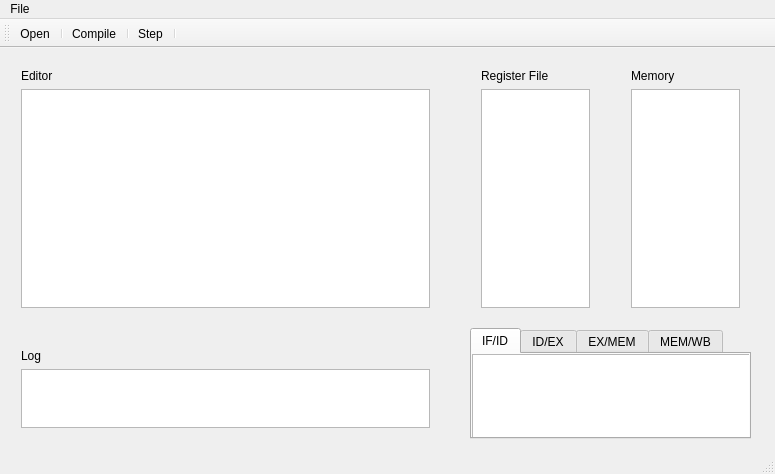
This is mainwindow.ui in Moerafaat/PipeSquare as Qt 5 draws it before an edit. The edited form follows.
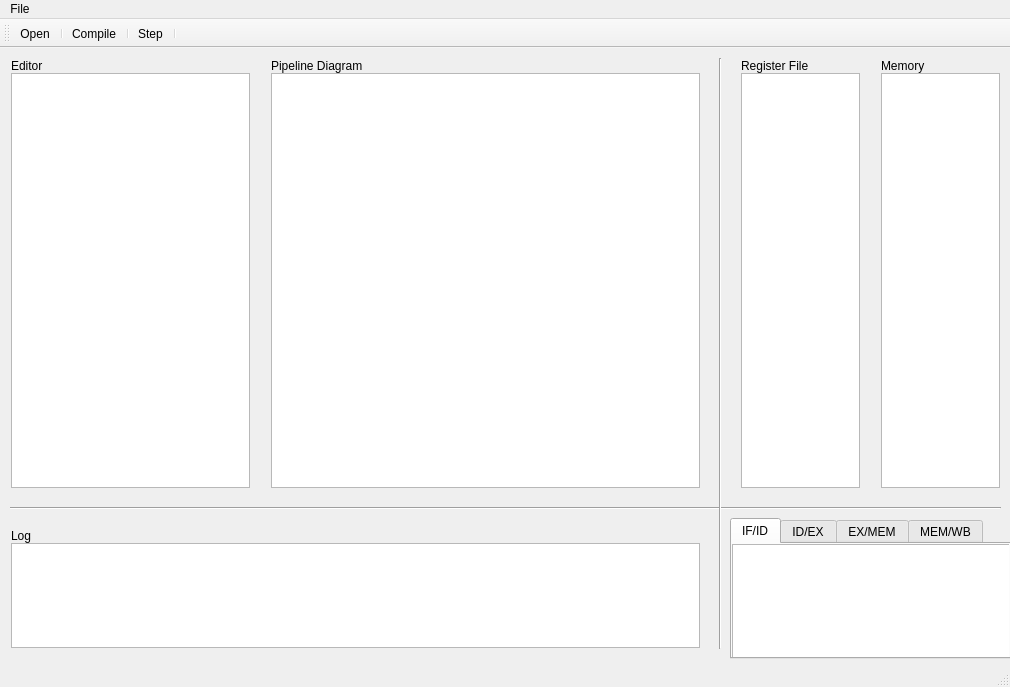
This is the edited form. Icons and pictures are not drawn.

Patch:
```diff
--- a/mainwindow.ui
+++ b/mainwindow.ui
@@ -6,8 +6,8 @@
    <rect>
     <x>0</x>
     <y>0</y>
-    <width>775</width>
-    <height>474</height>
+    <width>1010</width>
+    <height>687</height>
    </rect>
   </property>
   <property name="windowTitle">
@@ -23,10 +23,10 @@
    <widget class="QTabWidget" name="tabWidget">
     <property name="geometry">
      <rect>
-      <x>470</x>
-      <y>280</y>
+      <x>730</x>
+      <y>470</y>
       <width>281</width>
-      <height>111</height>
+      <height>141</height>
      </rect>
     </property>
     <property name="currentIndex">
@@ -42,7 +42,7 @@
         <x>0</x>
         <y>0</y>
         <width>281</width>
-        <height>91</height>
+        <height>121</height>
        </rect>
       </property>
      </widget>
@@ -93,21 +93,27 @@
      </widget>
     </widget>
    </widget>
-   <widget class="QWidget" name="">
+   <widget class="QWidget" name="layoutWidget">
     <property name="geometry">
      <rect>
-      <x>10</x>
-      <y>10</y>
-      <width>431</width>
-      <height>261</height>
+      <x>0</x>
+      <y>0</y>
+      <width>261</width>
+      <height>451</height>
      </rect>
     </property>
     <layout class="QVBoxLayout" name="verticalLayout">
+     <property name="spacing">
+      <number>0</number>
+     </property>
      <item>
       <widget class="QLabel" name="label_editor">
        <property name="text">
         <string>Editor</string>
        </property>
+       <property name="margin">
+        <number>5</number>
+       </property>
       </widget>
      </item>
      <item>
@@ -115,21 +121,27 @@
      </item>
     </layout>
    </widget>
-   <widget class="QWidget" name="">
+   <widget class="QWidget" name="layoutWidget">
     <property name="geometry">
      <rect>
-      <x>10</x>
-      <y>290</y>
-      <width>431</width>
-      <height>101</height>
+      <x>0</x>
+      <y>470</y>
+      <width>711</width>
+      <height>141</height>
      </rect>
     </property>
     <layout class="QVBoxLayout" name="verticalLayout_2">
+     <property name="spacing">
+      <number>0</number>
+     </property>
      <item>
       <widget class="QLabel" name="label_4">
        <property name="text">
         <string>Log</string>
        </property>
+       <property name="margin">
+        <number>5</number>
+       </property>
       </widget>
      </item>
      <item>
@@ -137,21 +149,27 @@
      </item>
     </layout>
    </widget>
-   <widget class="QWidget" name="">
+   <widget class="QWidget" name="layoutWidget">
     <property name="geometry">
      <rect>
-      <x>620</x>
-      <y>10</y>
-      <width>131</width>
-      <height>261</height>
+      <x>870</x>
+      <y>0</y>
+      <width>141</width>
+      <height>451</height>
      </rect>
     </property>
     <layout class="QVBoxLayout" name="verticalLayout_4">
+     <property name="spacing">
+      <number>0</number>
+     </property>
      <item>
       <widget class="QLabel" name="label_memory">
        <property name="text">
         <string>Memory</string>
        </property>
+       <property name="margin">
+        <number>5</number>
+       </property>
       </widget>
      </item>
      <item>
@@ -159,21 +177,27 @@
      </item>
     </layout>
    </widget>
-   <widget class="QWidget" name="">
+   <widget class="QWidget" name="layoutWidget">
     <property name="geometry">
      <rect>
-      <x>470</x>
-      <y>10</y>
-      <width>131</width>
-      <height>261</height>
+      <x>730</x>
+      <y>0</y>
+      <width>141</width>
+      <height>451</height>
      </rect>
     </property>
     <layout class="QVBoxLayout" name="verticalLayout_3">
+     <property name="spacing">
+      <number>0</number>
+     </property>
      <item>
       <widget class="QLabel" name="label_regfile">
        <property name="text">
         <string>Register File</string>
        </property>
+       <property name="margin">
+        <number>5</number>
+       </property>
       </widget>
      </item>
      <item>
@@ -181,8 +205,64 @@
      </item>
     </layout>
    </widget>
-   <zorder>textedit_editor</zorder>
-   <zorder>plaintextedit_log</zorder>
+   <widget class="Line" name="line">
+    <property name="geometry">
+     <rect>
+      <x>10</x>
+      <y>450</y>
+      <width>991</width>
+      <height>20</height>
+     </rect>
+    </property>
+    <property name="orientation">
+     <enum>Qt::Horizontal</enum>
+    </property>
+   </widget>
+   <widget class="Line" name="line_2">
+    <property name="geometry">
+     <rect>
+      <x>710</x>
+      <y>10</y>
+      <width>20</width>
+      <height>591</height>
+     </rect>
+    </property>
+    <property name="orientation">
+     <enum>Qt::Vertical</enum>
+    </property>
+   </widget>
+   <widget class="QWidget" name="">
+    <property name="geometry">
+     <rect>
+      <x>260</x>
+      <y>0</y>
+      <width>451</width>
+      <height>451</height>
+     </rect>
+    </property>
+    <layout class="QVBoxLayout" name="verticalLayout_5">
+     <property name="spacing">
+      <number>0</number>
+     </property>
+     <item>
+      <widget class="QLabel" name="label_pipeline">
+       <property name="text">
+        <string>Pipeline Diagram</string>
+       </property>
+       <property name="margin">
+        <number>5</number>
+       </property>
+      </widget>
+     </item>
+     <item>
+      <widget class="QTableView" name="tableView"/>
+     </item>
+    </layout>
+   </widget>
+   <zorder>layoutWidget</zorder>
+   <zorder>layoutWidget</zorder>
+   <zorder>layoutWidget</zorder>
+   <zorder>layoutWidget</zorder>
    <zorder>tabWidget</zorder>
    <zorder>tablewidget_memory</zorder>
    <zorder>tablewidget_regfile</zorder>
@@ -197,7 +277,7 @@
     <rect>
      <x>0</x>
      <y>0</y>
-     <width>775</width>
+     <width>1010</width>
      <height>21</height>
     </rect>
    </property>
```
Left out of the diff: 16 changed lines with no effect on the pictures.
